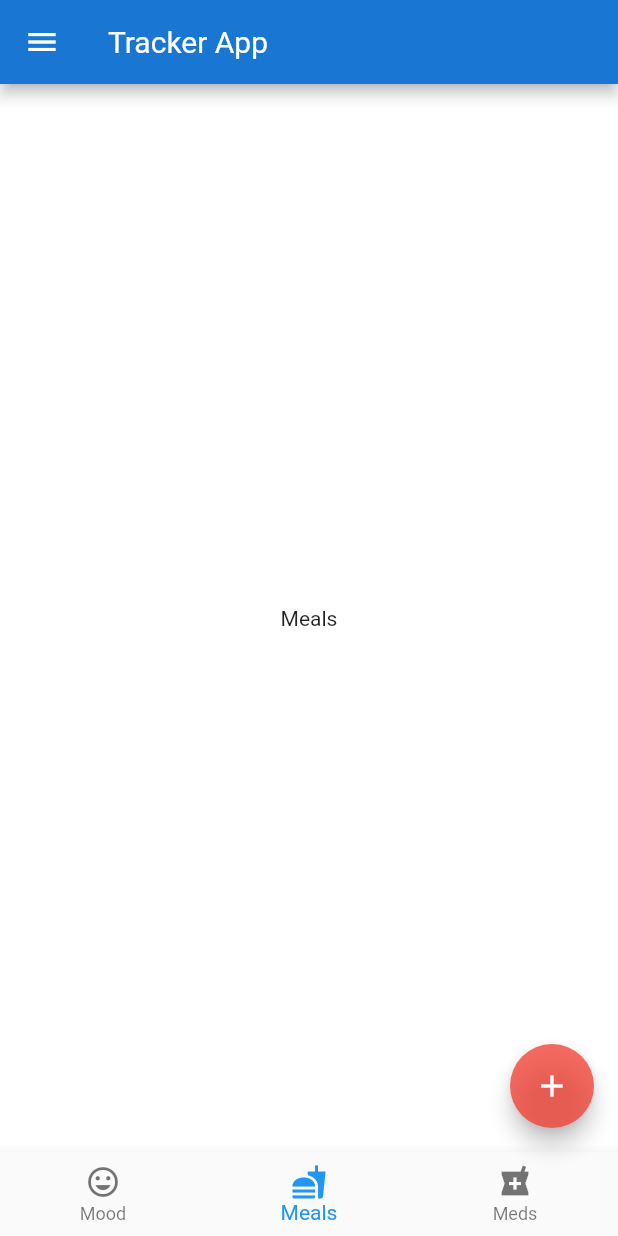
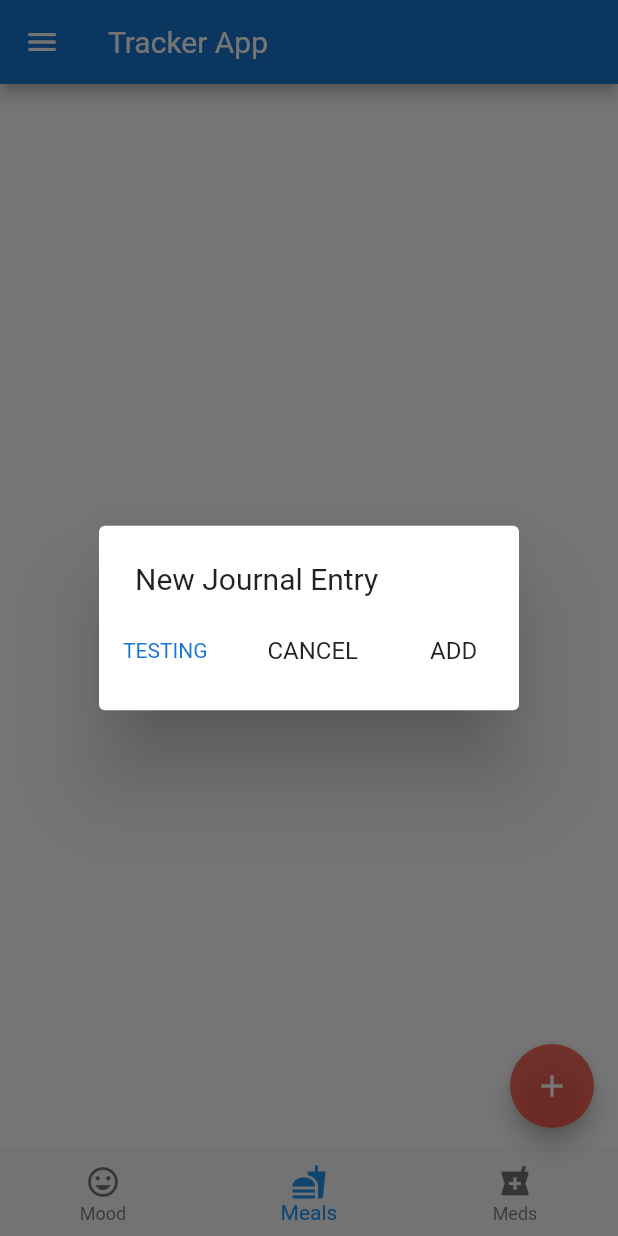
Before and after one commit to aawhitfield/mood_app, a Flutter app: the screen it shows after launch, item 2 of the bottom bar chosen, after a tap on the "add" icon, on a phone screen of 412 x 824 dp. Run offline on Flutter 3.47's test engine with Material 2 defaults, Android fonts, the phone set to English and light mode, and no system bars; our stand-ins replace shared_preferences; missing offline and left inert: platform_aware; project files that could hold a hidden picture were left out.

Commit message:
Popup appears Now needs ro be styled

```diff
--- a/lib/main.dart
+++ b/lib/main.dart
@@ -5,7 +5,6 @@ import 'meals.dart';
 import 'meds.dart';
 import 'package:platform_aware/platform_aware.dart';
 import 'package:shared_preferences/shared_preferences.dart';
-
 
 void main() => runApp(MyApp());
 
@@ -16,7 +15,6 @@ class MyApp extends StatelessWidget {
     return MaterialApp(
       title: 'Tracker App',
       theme: ThemeData(
-
         // This is the theme of your application.
         //
         // Try running your application with "flutter run". You'll see the
@@ -31,7 +29,7 @@ class MyApp extends StatelessWidget {
         fontFamily: Theme.of(context).platform == TargetPlatform.iOS
             ? 'Pristina'
             : 'Roboto',
-        toggleableActiveColor: Colors.red,
+        toggleableActiveColor: Colors.red.withAlpha(200),
       ),
       home: MyHomePage(title: 'Tracker App'),
     );
@@ -52,21 +50,81 @@ class MyHomePage extends StatefulWidget {
 
   final String title;
 
-
   @override
   _MyHomePageState createState() => _MyHomePageState();
 }
 
+enum Answer { CANCEL, ADD } // enum for pop up
+
 class _MyHomePageState extends State<MyHomePage> {
-
   int _currentIndex = 0;
   List<String> _emotions = <String>[];
 
-    final List<Widget> _children = [                                            // creates the 3 tabs source codes at the bottom of the screen
+  final List<Widget> _children = [
+    // creates the 3 tabs source codes at the bottom of the screen
     MoodWidget(),
     MealsWidget(Colors.white),
     MedsWidget(Colors.white),
   ];
+
+  //////////////////////////////////////////////////////////////////////////
+  // Pop-up dialog code
+
+  String _answer = '';
+  void setAnswer(String value) {
+    setState(() {
+      //TODO: act on the answer
+      _answer = value;
+    });
+  }
+
+  Future<Null> _askuser() async {
+    // TODO: Finish popup design for New Journal Entry
+    switch (await showDialog(
+        context: context,
+        child: new SimpleDialog(
+          title: new Text('New Journal Entry'),
+          children: <Widget>[
+            Row(
+              children: <Widget>[
+                new FlatButton(
+                  onPressed: (() {
+                    Navigator.pop(context, Answer.ADD);
+                  }),
+                  child: Text('TESTING'),
+                  textColor: Theme.of(context).primaryColor,
+                ),
+                new SimpleDialogOption(
+                  onPressed: () {
+                    Navigator.pop(context, Answer.CANCEL);
+                  },
+                  child: const Text(
+                      'CANCEL',
+                      ),
+                  ),
+
+                new SimpleDialogOption(
+                  onPressed: () {
+                    Navigator.pop(context, Answer.ADD);
+                  },
+                  child: const Text('ADD'),
+                ),
+              ],
+            ),
+          ],
+        ))) {
+      case Answer.ADD:
+        setAnswer('yes');
+        break;
+      case Answer.CANCEL:
+        setAnswer('cancel');
+        break;
+    }
+  }
+
+  // end pop up code
+  ////////////////////////////////////////////////////////////////////////////
+
   @override
   void setState(fn) {
     //
@@ -75,27 +133,21 @@ class _MyHomePageState extends State<MyHomePage> {
 
   @override
   Widget build(BuildContext context) {
-
-
-
-    void _onButtonPressed() {                                                   // action that floating button takes
+    void _onButtonPressed() {
+      // action that floating button takes
 
       setState(() {
         _getEmotionsPreferences().then(updateEmotions);
         print(_emotions);
-    }
-      );
+        _askuser();
+      });
     }
 
-
-    void onTabTapped(int index)
-   {
+    void onTabTapped(int index) {
       setState(() {
         _currentIndex = index;
       });
     }
-
-
 
     // This method is rerun every time setState is called, for instance as done
     // by the _incrementCounter method above.
@@ -128,16 +180,12 @@ class _MyHomePageState extends State<MyHomePage> {
             title: new Text('Meds'),
           ),
         ],
-
-
-
       ),
-      floatingActionButton:FloatingActionButton(
-        onPressed:_onButtonPressed,
+      floatingActionButton: FloatingActionButton(
+        onPressed: _onButtonPressed,
         child: Icon(Icons.add),
       ), // This trailing comma makes auto-formatting nicer for build methods.
     );
-
   }
 
   Future<List<String>> _getEmotionsPreferences() async {
@@ -147,8 +195,7 @@ class _MyHomePageState extends State<MyHomePage> {
     return emotions;
   }
 
-  void updateEmotions(List<String> emotions)
-  {
+  void updateEmotions(List<String> emotions) {
     setState(() {
       this._emotions = emotions;
     });
--- a/lib/mood.dart
+++ b/lib/mood.dart
@@ -70,7 +70,7 @@ class MoodWidgetState extends State<MoodWidget>
       },
       trailing: new Checkbox(
         value: emotionSelected,
-        activeColor: Colors.red,
+        activeColor: Colors.red.withAlpha(200),
         onChanged: (bool newValue) {
           setState(() {
             newValue ? todaysEmotions.add(emotion) : todaysEmotions.remove(emotion);
```
Lines whose indentation alone changed are shown as unchanged.
